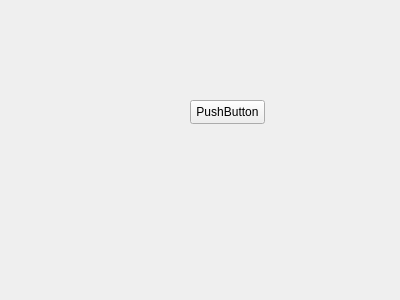
Old version of the form Form.ui in the repository Minevitably/MUtil.
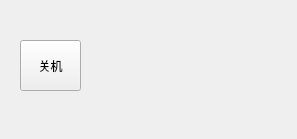
New version of the form.

Commit message: v1.0.0 Chore 1. 优化关机按钮用户体验，避免使用sleep导致的应用程序未响应 2. 调整按钮大小

What changed in the file:
```diff
--- a/Form.ui
+++ b/Form.ui
@@ -6,8 +6,8 @@
    <rect>
     <x>0</x>
     <y>0</y>
-    <width>400</width>
-    <height>300</height>
+    <width>297</width>
+    <height>139</height>
    </rect>
   </property>
   <property name="windowTitle">
@@ -16,14 +16,14 @@
   <widget class="QPushButton" name="pushButton">
    <property name="geometry">
     <rect>
-     <x>190</x>
-     <y>100</y>
-     <width>75</width>
-     <height>24</height>
+     <x>20</x>
+     <y>40</y>
+     <width>61</width>
+     <height>51</height>
     </rect>
    </property>
    <property name="text">
-    <string>PushButton</string>
+    <string>关机</string>
    </property>
   </widget>
  </widget>
```
The commit also changes 3 other files.
